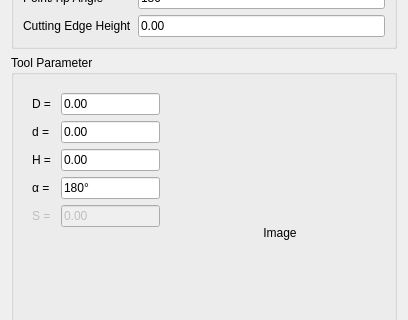
Above: src/Mod/CAM/Gui/Resources/panels/ToolEditor.ui from southseact-3d/fcd before the change; both pictures show x 0 to 408 and y 290 to 610 of the 408 by 694 pixel window. Below: the same form after it.
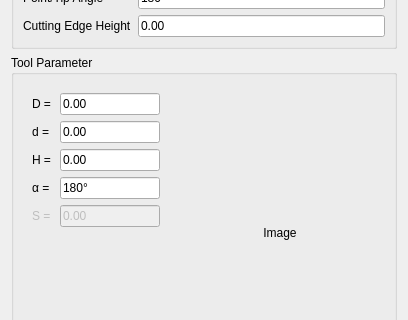
That is the form after the change. Custom widgets are drawn as their Qt base class.

What changed in the file:
```diff
--- a/src/Mod/CAM/Gui/Resources/panels/ToolEditor.ui
+++ b/src/Mod/CAM/Gui/Resources/panels/ToolEditor.ui
@@ -193,7 +193,7 @@
          <item row="1" column="0">
           <widget class="QLabel" name="label_D">
            <property name="text">
-            <string>D = </string>
+            <string notr="true">D =</string>
            </property>
           </widget>
          </item>
```
Left out of the diff: 6 changed lines with no effect on the pictures.
